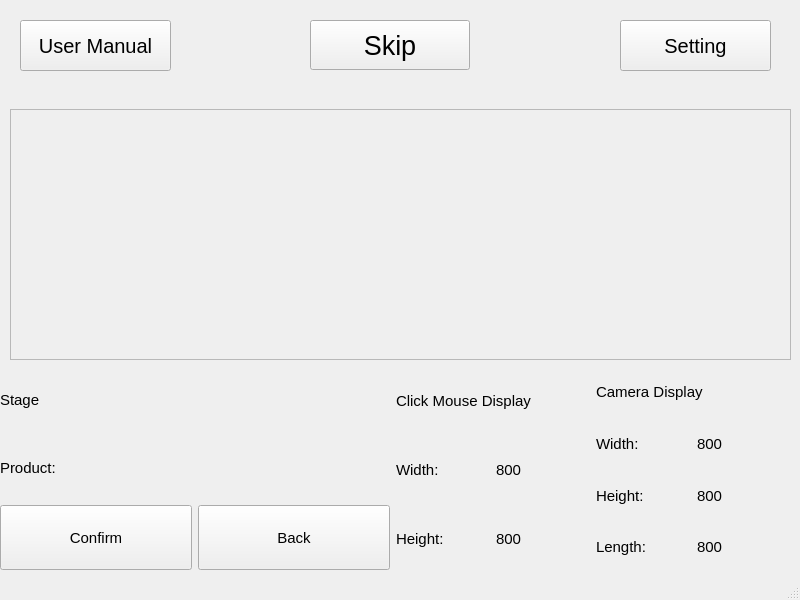
Before: the Qt Designer form Greyform-linux-ros1/Python_Application/UI_Design/mainframe.ui in mokzhizhuan/GreyForm_UIs, drawn with Qt 5.
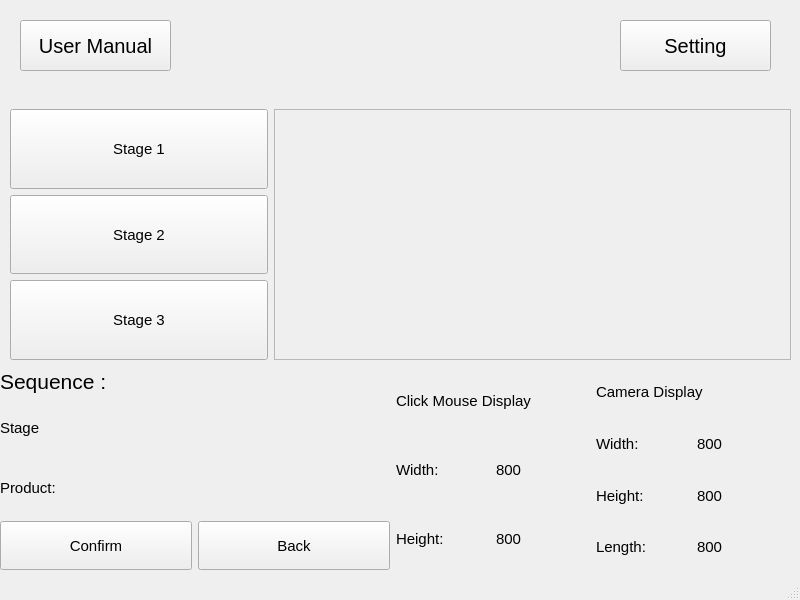
After: the same form once the commit is applied. The open tabs and pages were chosen to show the change.

Patch:
```diff
--- a/Greyform-linux-ros1/Python_Application/UI_Design/mainframe.ui
+++ b/Greyform-linux-ros1/Python_Application/UI_Design/mainframe.ui
@@ -451,12 +451,24 @@
             <enum>QLayout::SetNoConstraint</enum>
            </property>
            <item>
-            <layout class="QVBoxLayout" name="verticalLayout_6" stretch="2,1">
+            <layout class="QVBoxLayout" name="verticalLayout_6" stretch="3,1">
              <item>
-              <layout class="QVBoxLayout" name="verticalLayout_21" stretch="1,1,0">
+              <layout class="QVBoxLayout" name="verticalLayout_21" stretch="0,1,1,0">
                <property name="sizeConstraint">
                 <enum>QLayout::SetNoConstraint</enum>
                </property>
+               <item>
+                <widget class="QLabel" name="seqlabel_2">
+                 <property name="font">
+                  <font>
+                   <pointsize>16</pointsize>
+                  </font>
+                 </property>
+                 <property name="text">
+                  <string>Sequence : </string>
+                 </property>
+                </widget>
+               </item>
                <item>
                 <widget class="QLabel" name="Stagelabel">
                  <property name="text">
@@ -654,7 +666,50 @@
           <height>251</height>
          </rect>
         </property>
-        <layout class="QHBoxLayout" name="horizontalLayout_15" stretch="2">
+        <layout class="QHBoxLayout" name="horizontalLayout_15" stretch="1,2">
+         <item>
+          <layout class="QVBoxLayout" name="verticalLayout_2" stretch="1,1,1">
+           <item>
+            <widget class="QPushButton" name="StageButton">
+             <property name="sizePolicy">
+              <sizepolicy hsizetype="MinimumExpanding" vsizetype="MinimumExpanding">
+               <horstretch>0</horstretch>
+               <verstretch>0</verstretch>
+              </sizepolicy>
+             </property>
+             <property name="text">
+              <string>Stage 1</string>
+             </property>
+            </widget>
+           </item>
+           <item>
+            <widget class="QPushButton" name="StageButton_2">
+             <property name="sizePolicy">
+              <sizepolicy hsizetype="Minimum" vsizetype="MinimumExpanding">
+               <horstretch>0</horstretch>
+               <verstretch>0</verstretch>
+              </sizepolicy>
+             </property>
+             <property name="text">
+              <string>Stage 2</string>
+             </property>
+            </widget>
+           </item>
+           <item>
+            <widget class="QPushButton" name="StageButton_3">
+             <property name="sizePolicy">
+              <sizepolicy hsizetype="Minimum" vsizetype="MinimumExpanding">
+               <horstretch>0</horstretch>
+               <verstretch>0</verstretch>
+              </sizepolicy>
+             </property>
+             <property name="text">
+              <string>Stage 3</string>
+             </property>
+            </widget>
+           </item>
+          </layout>
+         </item>
          <item>
           <layout class="QVBoxLayout" name="verticalLayout">
            <item>
@@ -825,30 +880,6 @@
        <string>User Manual</string>
       </property>
      </widget>
-     <widget class="QPushButton" name="skipButton">
-      <property name="geometry">
-       <rect>
-        <x>310</x>
-        <y>10</y>
-        <width>160</width>
-        <height>50</height>
-       </rect>
-      </property>
-      <property name="sizePolicy">
-       <sizepolicy hsizetype="Expanding" vsizetype="Expanding">
-        <horstretch>0</horstretch>
-        <verstretch>0</verstretch>
-       </sizepolicy>
-      </property>
-      <property name="font">
-       <font>
-        <pointsize>20</pointsize>
-       </font>
-      </property>
-      <property name="text">
-       <string>Skip</string>
-      </property>
-     </widget>
     </widget>
     <widget class="QWidget" name="settingpage"/>
     <widget class="QWidget" name="usermanualpage"/>
```
Left out of the diff: 6 changed lines with no effect on the pictures.
